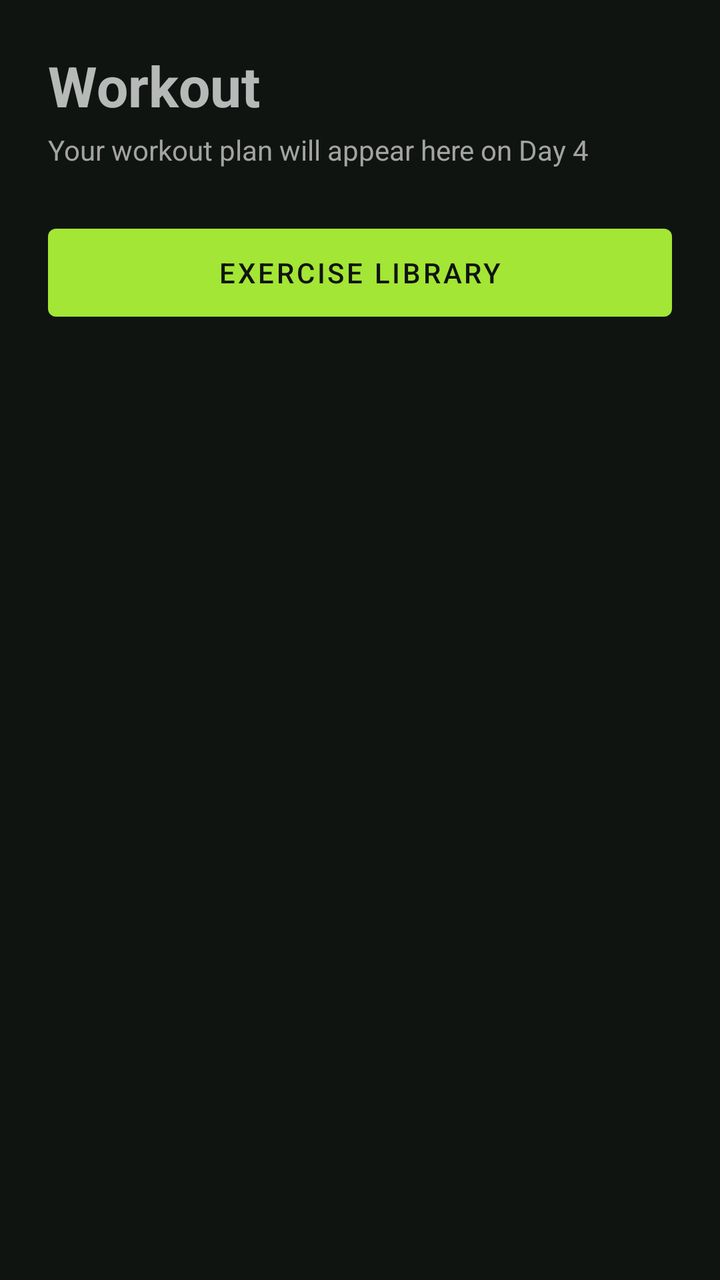
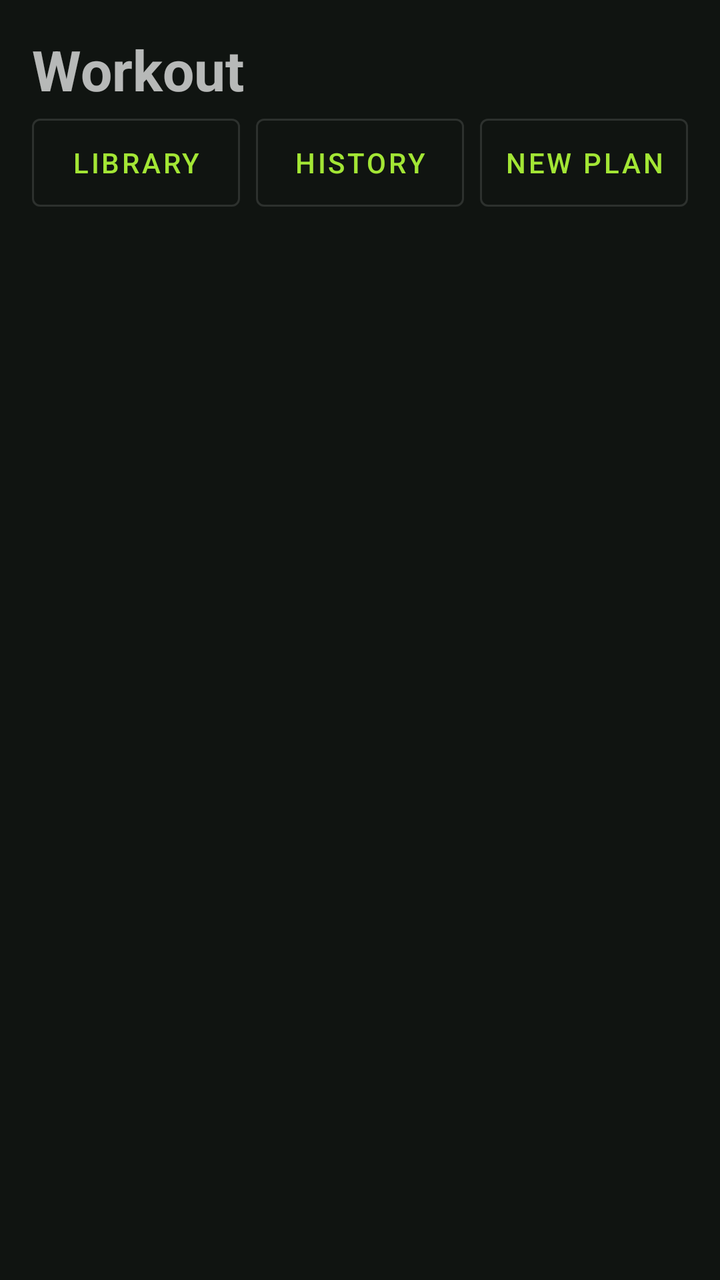

Screens rendered from an Android XML layout before and after an edit, with the pre-edit source and the edit as a unified diff.
<!-- AndroidManifest.xml: application theme Theme.FitTrackerPro -->
<!-- res/layout/fragment_workout.xml -->
<?xml version="1.0" encoding="utf-8"?>
<LinearLayout xmlns:android="http://schemas.android.com/apk/res/android"
    android:layout_width="match_parent"
    android:layout_height="match_parent"
    android:orientation="vertical"
    android:padding="24dp">

    <TextView
        android:layout_width="wrap_content"
        android:layout_height="wrap_content"
        android:text="Workout"
        android:textSize="28sp"
        android:textStyle="bold" />

    <TextView
        android:layout_width="wrap_content"
        android:layout_height="wrap_content"
        android:layout_marginTop="4dp"
        android:text="Your workout plan will appear here on Day 4"
        android:textColor="@color/text_secondary" />

    <com.google.android.material.button.MaterialButton
        android:id="@+id/btnLibrary"
        android:layout_width="match_parent"
        android:layout_height="56dp"
        android:layout_marginTop="24dp"
        android:text="Exercise library" />
</LinearLayout>
<!-- resources referenced by this layout -->
<resources>
  <color name="text_secondary">#A3A3A3</color>
  <style name="Theme.FitTrackerPro" parent="Theme.MaterialComponents.NoActionBar">
          <item name="colorPrimary">@color/accent</item>
          <item name="colorPrimaryVariant">@color/accent_dark</item>
          <item name="colorOnPrimary">@color/background</item>
          <item name="colorSecondary">@color/accent</item>
          <item name="colorOnSecondary">@color/background</item>
          <item name="colorSurface">@color/card</item>
          <item name="colorOnSurface">@color/text_primary</item>
          <item name="colorOnBackground">@color/text_primary</item>
          <item name="colorError">@color/error</item>
          <item name="android:colorBackground">@color/background</item>
          <item name="android:windowBackground">@color/background</item>
          <item name="android:textColorPrimary">@color/text_primary</item>
          <item name="android:textColorSecondary">@color/text_secondary</item>
          <item name="android:statusBarColor">@color/background</item>
          <item name="android:navigationBarColor">@color/background</item>
      </style>
  <color name="accent">#A3E635</color>
  <color name="accent_dark">#7FB827</color>
  <color name="background">#101411</color>
  <color name="card">#202820</color>
  <color name="text_primary">#FFFFFF</color>
  <color name="error">#EF4444</color>
</resources>

<!-- the commit's change to res/layout/fragment_workout.xml (unified diff, before → after) -->
@@ -3,7 +3,7 @@
     android:layout_width="match_parent"
     android:layout_height="match_parent"
     android:orientation="vertical"
-    android:padding="24dp">
+    android:padding="16dp">
 
     <TextView
         android:layout_width="wrap_content"
@@ -12,17 +12,110 @@
         android:textSize="28sp"
         android:textStyle="bold" />
 
-    <TextView
-        android:layout_width="wrap_content"
+    
+    <LinearLayout
+        android:id="@+id/layoutNoPlan"
+        android:layout_width="match_parent"
+        android:layout_height="0dp"
+        android:layout_weight="1"
+        android:gravity="center"
+        android:orientation="vertical"
+        android:visibility="gone">
+
+        <TextView
+            android:layout_width="wrap_content"
+            android:layout_height="wrap_content"
+            android:text="You do not have a workout plan yet."
+            android:textColor="@color/text_secondary" />
+
+        <com.google.android.material.button.MaterialButton
+            android:id="@+id/btnCreatePlan"
+            android:layout_width="wrap_content"
+            android:layout_height="56dp"
+            android:layout_marginTop="16dp"
+            android:text="Create my plan" />
+    </LinearLayout>
+
+    
+    <LinearLayout
+        android:id="@+id/layoutPlan"
+        android:layout_width="match_parent"
+        android:layout_height="0dp"
+        android:layout_weight="1"
+        android:orientation="vertical"
+        android:visibility="gone">
+
+        <TextView
+            android:id="@+id/tvPlanName"
+            android:layout_width="wrap_content"
+            android:layout_height="wrap_content"
+            android:layout_marginTop="8dp"
+            android:textColor="@color/accent"
+            android:textSize="18sp"
+            android:textStyle="bold" />
+
+        <TextView
+            android:id="@+id/tvPlanDates"
+            android:layout_width="wrap_content"
+            android:layout_height="wrap_content"
+            android:textColor="@color/text_secondary" />
+
+        <TextView
+            android:layout_width="match_parent"
+            android:layout_height="wrap_content"
+            android:layout_marginTop="8dp"
+            android:text="@string/plan_note"
+            android:textColor="@color/warning"
+            android:textSize="12sp" />
+
+        <androidx.recyclerview.widget.RecyclerView
+            android:id="@+id/rvDays"
+            android:layout_width="match_parent"
+            android:layout_height="0dp"
+            android:layout_marginTop="8dp"
+            android:layout_weight="1" />
+    </LinearLayout>
+
+    <LinearLayout
+        android:layout_width="match_parent"
         android:layout_height="wrap_content"
-        android:layout_marginTop="4dp"
-        android:text="Your workout plan will appear here on Day 4"
-        android:textColor="@color/text_secondary" />
+        android:orientation="horizontal">
 
-    <com.google.android.material.button.MaterialButton
-        android:id="@+id/btnLibrary"
-        android:layout_width="match_parent"
-        android:layout_height="56dp"
-        android:layout_marginTop="24dp"
-        android:text="Exercise library" />
+        <com.google.android.material.button.MaterialButton
+            android:id="@+id/btnLibrary"
+            style="@style/Widget.MaterialComponents.Button.OutlinedButton"
+            android:layout_width="0dp"
+            android:layout_height="56dp"
+            android:layout_marginEnd="4dp"
+            android:layout_weight="1"
+            android:insetLeft="0dp"
+            android:insetRight="0dp"
+            android:padding="0dp"
+            android:text="Library" />
+
+        <com.google.android.material.button.MaterialButton
+            android:id="@+id/btnHistory"
+            style="@style/Widget.MaterialComponents.Button.OutlinedButton"
+            android:layout_width="0dp"
+            android:layout_height="56dp"
+            android:layout_marginStart="4dp"
+            android:layout_marginEnd="4dp"
+            android:layout_weight="1"
+            android:insetLeft="0dp"
+            android:insetRight="0dp"
+            android:padding="0dp"
+            android:text="History" />
+
+        <com.google.android.material.button.MaterialButton
+            android:id="@+id/btnNewPlan"
+            style="@style/Widget.MaterialComponents.Button.OutlinedButton"
+            android:layout_width="0dp"
+            android:layout_height="56dp"
+            android:layout_marginStart="4dp"
+            android:layout_weight="1"
+            android:insetLeft="0dp"
+            android:insetRight="0dp"
+            android:padding="0dp"
+            android:text="New plan" />
+    </LinearLayout>
 </LinearLayout>
<!-- resource entries referenced after the edit -->
@@ -1,6 +1,8 @@
 <!-- resources referenced by this layout -->
 <resources>
   <color name="text_secondary">#A3A3A3</color>
+  <color name="warning">#F59E0B</color>
+  <string name="plan_note">Exercise and calorie suggestions are estimates, not medical advice. Exercises were filtered using the limitations you entered. If you have an injury or medical condition, check with a professional.</string>
   <style name="Theme.FitTrackerPro" parent="Theme.MaterialComponents.NoActionBar">
           <item name="colorPrimary">@color/accent</item>
           <item name="colorPrimaryVariant">@color/accent_dark</item>
